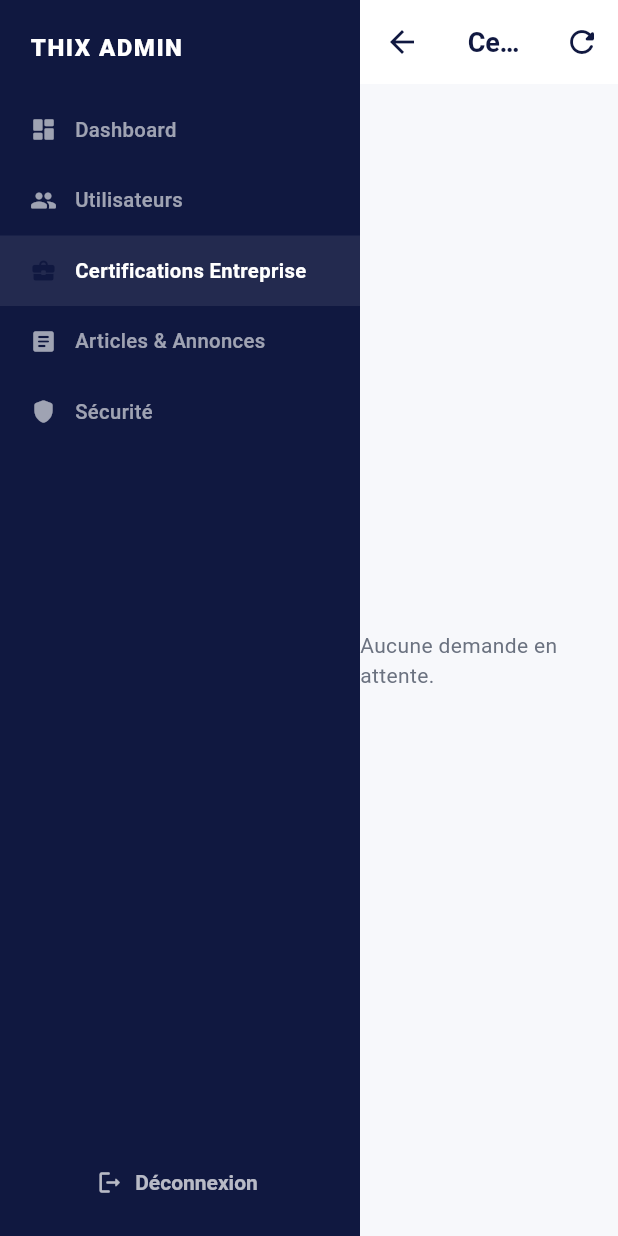
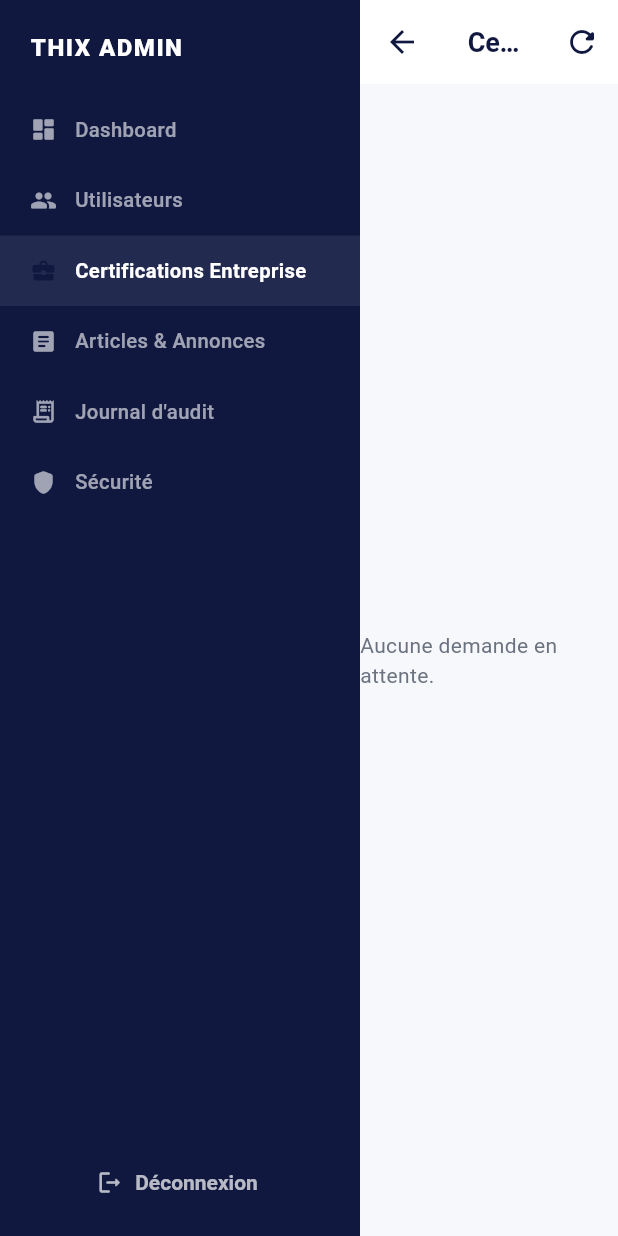
Before and after one commit to depot-data-thix-central/Admin_thix, a Flutter app: the AdminShellPage screen opened directly, after a tap on "Utilisateurs", after a tap on "Certifications Entreprise", on a phone screen of 412 x 824 dp. Run offline on Flutter 3.47's test engine with Material 3 defaults, Android fonts, the phone set to English and light mode, and no system bars; our stand-ins replace file_picker, flutter_riverpod, supabase_flutter; accounts and stored records are empty.

Commit message:
Update admin_shell_page.dart

```diff
--- a/lib/shell/admin_shell_page.dart
+++ b/lib/shell/admin_shell_page.dart
@@ -6,7 +6,7 @@ import 'package:thix_admin/features/dashboard/pages/admin_dashboard_page.dart';
 import 'package:thix_admin/features/articles/pages/admin_articles_page.dart';
 import 'package:thix_admin/features/users/pages/admin_users_page.dart';
 import 'package:thix_admin/features/security/pages/admin_security_page.dart';
-
+import 'package:thix_admin/features/audit/pages/admin_audit_page.dart';
 
 class AdminModule {
   final String title;
@@ -48,6 +48,11 @@ class _AdminShellPageState extends State<AdminShellPage> {
       title: 'Articles & Annonces',
       icon: Icons.article_rounded,
       builder: (_) => const AdminArticlesPage(),
+    ),
+    AdminModule(
+      title: 'Journal d\'audit',
+      icon: Icons.receipt_long_rounded,
+      builder: (_) => const AdminAuditPage(),
     ),
     AdminModule(
       title: 'Sécurité',
```
